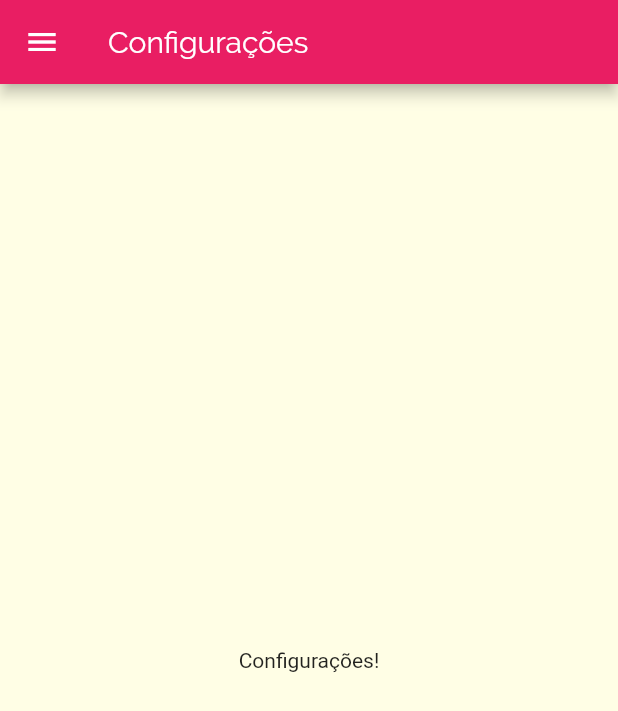
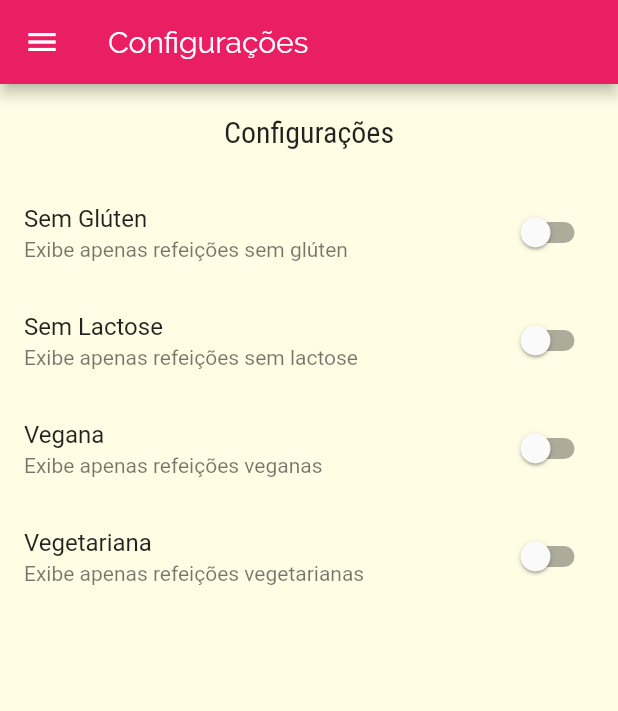
Before and after one commit to forstudents/meals_v1, a Flutter app: the SettingsScreen screen opened by its route, on a phone screen of 412 x 824 dp. Shown: the top 711 px of the screen. Run offline on Flutter 3.47's test engine with Material 2 defaults, Android fonts, the phone set to English and light mode, and no system bars; network calls fail.

Commit message:
Tela de configurações

```diff
--- a/lib/main.dart
+++ b/lib/main.dart
@@ -1,4 +1,7 @@
 import 'package:flutter/material.dart';
+import 'package:meals/data/dummy_data.dart';
+import 'package:meals/models/meal.dart';
+import 'package:meals/models/settings.dart';
 import 'package:meals/screens/categories_meals_screen.dart';
 import 'package:meals/screens/categories_screen.dart';
 import 'package:meals/screens/meal_detail_screen.dart';
@@ -8,7 +11,33 @@ import 'package:meals/widgets/settings_screen.dart';
 
 void main() => runApp(MyApp());
 
-class MyApp extends StatelessWidget {
+class MyApp extends StatefulWidget {
+  @override
+  _MyAppState createState() => _MyAppState();
+}
+
+class _MyAppState extends State<MyApp> {
+  List<Meal> _availableMeals = DUMMY_MEALS;
+
+  Settings settings = Settings();
+
+  void _filterMeals(Settings settings) {
+    setState(() {
+
+      this.settings = settings;
+      _availableMeals = DUMMY_MEALS.where((meal) {
+        final filterGluten = settings.isGlutenFree && !meal.isGlutenFree;
+        final filterLactose = settings.isLactoseFree && !meal.isLactoseFree;
+        final filterVegan = settings.isVegan && !meal.isVegan;
+        final filterVegetarian = settings.isVegetarian && !meal.isVegetarian;
+        return !filterGluten &&
+            !filterLactose &&
+            !filterVegan &&
+            !filterVegetarian;
+      }).toList();
+    });
+  }
+
   @override
   Widget build(BuildContext context) {
     return MaterialApp(
@@ -26,9 +55,10 @@ class MyApp extends StatelessWidget {
               )),
       home: TabsScreen(),
       routes: {
-        AppRoutes.CATEGORIES_MEALS: (context) => CategoriesMealsScreen(),
+        AppRoutes.CATEGORIES_MEALS: (context) =>
+            CategoriesMealsScreen(_availableMeals),
         AppRoutes.MEAL_DETAIL: (context) => MealDetailScreen(),
-        AppRoutes.SETTINGS: (context) => SettingsScreen(),
+        AppRoutes.SETTINGS: (context) => SettingsScreen(this.settings, this._filterMeals),
       },
       onUnknownRoute: (settings) =>
           MaterialPageRoute(builder: (context) => CategoriesScreen()),
--- /dev/null
+++ b/lib/models/settings.dart
@@ -0,0 +1,12 @@
+class Settings {
+  bool isGlutenFree;
+  bool isLactoseFree;
+  bool isVegan;
+  bool isVegetarian;
+
+  Settings(
+      {this.isGlutenFree = false,
+      this.isLactoseFree = false,
+      this.isVegan = false,
+      this.isVegetarian = false});
+}
--- a/lib/screens/meal_detail_screen.dart
+++ b/lib/screens/meal_detail_screen.dart
@@ -86,6 +86,10 @@ class MealDetailScreen extends StatelessWidget {
           ],
         ),
       ),
+      floatingActionButton: FloatingActionButton(
+        child: Icon(Icons.star),
+        onPressed: () => Navigator.of(context).pop(meal.title),
+      ),
     );
   }
 }
--- a/lib/widgets/settings_screen.dart
+++ b/lib/widgets/settings_screen.dart
@@ -1,15 +1,86 @@
 import 'package:flutter/material.dart';
+import 'package:meals/models/settings.dart';
 import 'package:meals/widgets/main_drawer.dart';
 
-class SettingsScreen extends StatelessWidget {
+class SettingsScreen extends StatefulWidget {
+  const SettingsScreen(this.settings, this.onSettingsChange);
+
+  @override
+  _SettingsScreenState createState() => _SettingsScreenState();
+
+  final Settings settings;
+
+  final Function(Settings) onSettingsChange;
+}
+
+class _SettingsScreenState extends State<SettingsScreen> {
+  Settings settings;
+
+  @override
+  void initState() {
+    super.initState();
+    settings = widget.settings;
+  }
+
+  Widget _createSwitch(
+    String title,
+    String subtitle,
+    bool value,
+    Function(bool) onChanged,
+  ) {
+    return SwitchListTile.adaptive(
+      title: Text(title),
+      subtitle: Text(subtitle),
+      value: value,
+      onChanged: (value) {
+        onChanged(value);
+        widget.onSettingsChange(settings);
+      },
+    );
+  }
+
   @override
   Widget build(BuildContext context) {
     return Scaffold(
       appBar: AppBar(
         title: Text('Configurações'),
       ),
-      body: Center(
-        child: Text('Configurações!'),
+      body: Column(
+        children: <Widget>[
+          Container(
+            padding: EdgeInsets.all(20),
+            child: Text(
+              'Configurações',
+              style: Theme.of(context).textTheme.title,
+            ),
+          ),
+          Expanded(
+            child: ListView(
+              children: <Widget>[
+                _createSwitch(
+                    'Sem Glúten',
+                    'Exibe apenas refeições sem glúten',
+                    settings.isGlutenFree,
+                    (value) => setState(() => settings.isGlutenFree = value)),
+                _createSwitch(
+                    'Sem Lactose',
+                    'Exibe apenas refeições sem lactose',
+                    settings.isLactoseFree,
+                    (value) => setState(() => settings.isLactoseFree = value)),
+                _createSwitch(
+                    'Vegana',
+                    'Exibe apenas refeições veganas',
+                    settings.isVegan,
+                    (value) => setState(() => settings.isVegan = value)),
+                _createSwitch(
+                    'Vegetariana',
+                    'Exibe apenas refeições vegetarianas',
+                    settings.isVegetarian,
+                    (value) => setState(() => settings.isVegetarian = value)),
+              ],
+            ),
+          )
+        ],
       ),
       drawer: MainDrawer(),
     );
```
Also changed, not shown: lib/screens/categories_meals_screen.dart (+5 -3 lines), lib/widgets/meal_item.dart (+10 -2 lines).
